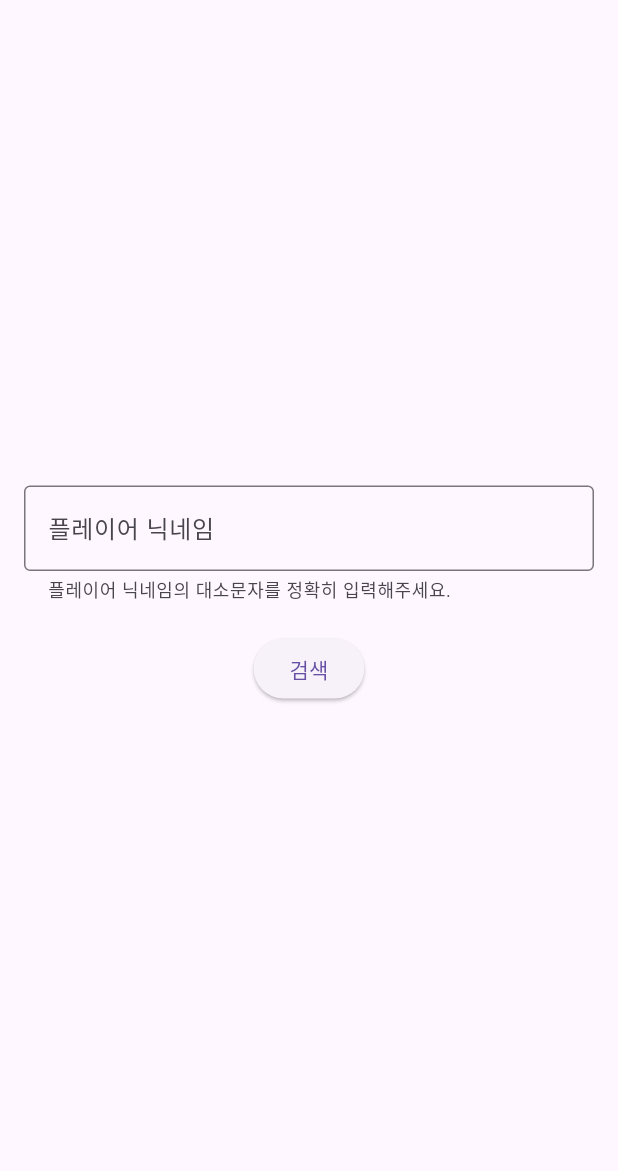
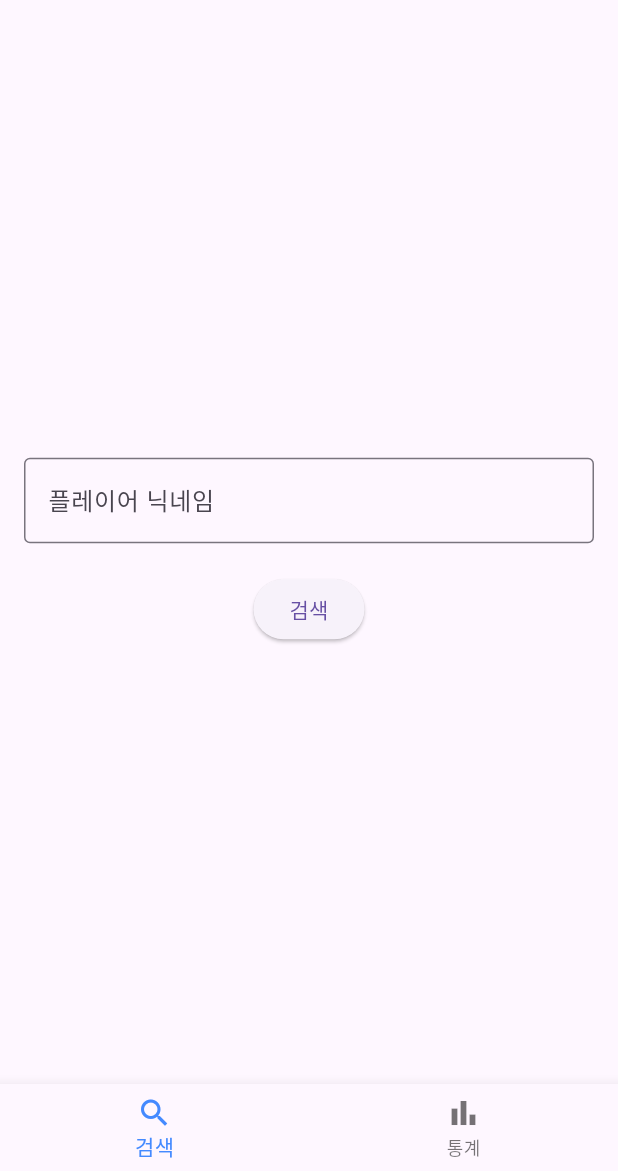
Before and after one commit to zeroheat0930/gg_coach, a Flutter app: the screen it shows after launch, on a phone screen of 412 x 824 dp, the part 65-1236 px from its top. Run offline on Flutter 3.47's test engine with Material 3 defaults, Android fonts, the phone set to English and light mode, and no system bars.

Commit message:
리팩토링을 통해 앱 하단 통계 추가

```diff
--- a/lib/main.dart
+++ b/lib/main.dart
@@ -1,151 +1,73 @@
 import 'package:flutter/material.dart';
-import 'package:gg_coach/result_screen.dart';
-import 'package:gg_coach/api_key.dart';
-import 'package:http/http.dart' as http; // http 라이브러리를 가져옵니다.
-import 'dart:convert'; // JSON 데이터를 다루기 위해 필요합니다.
+import 'package:gg_coach/search_screen.dart'; // 방금 분리한 파일
+import 'package:gg_coach/stats_screen.dart';  // 방금 만든 파일
 
 void main() {
   runApp(const MyApp());
 }
 
-// MyApp 클래스: 우리 앱 전체의 시작점 및 기본 설정을 담당합니다.
 class MyApp extends StatelessWidget {
   const MyApp({super.key});
 
   @override
   Widget build(BuildContext context) {
-    // MaterialApp은 우리 앱의 총괄 매니저 같은 역할입니다.
-    // 앱의 테마, 이름, 첫 화면 등을 여기서 정합니다.
     return MaterialApp(
-      title: 'GG Coach', // 앱의 이름
+      title: 'GG Coach',
       theme: ThemeData(
-        primarySwatch: Colors.blue, // 앱의 기본 색상 테마
+        primarySwatch: Colors.blue,
         visualDensity: VisualDensity.adaptivePlatformDensity,
       ),
-      home: const SearchScreen(), // 앱이 실행될 때 가장 먼저 보여줄 화면
+      home: const MainScreen(), // 앱의 첫 화면을 MainScreen으로 변경
     );
   }
 }
 
-// SearchScreen 클래스: '선수 검색' 화면을 담당할 위젯입니다.
-// 지금은 비어있지만, 앞으로 여기에 입력창과 버튼을 추가할 겁니다.
-class SearchScreen extends StatefulWidget {
-  const SearchScreen({super.key});
+// MainScreen: 하단 탭을 관리하는 새로운 메인 화면
+class MainScreen extends StatefulWidget {
+  const MainScreen({super.key});
 
   @override
-  State<SearchScreen> createState() => _SearchScreenState();
+  State<MainScreen> createState() => _MainScreenState();
 }
 
-class _SearchScreenState extends State<SearchScreen> {
-  // 1. TextEditingController를 만들어서 _controller라는 변수에 보관합니다.
-  final _controller = TextEditingController();
+class _MainScreenState extends State<MainScreen> {
+  int _selectedIndex = 0; // 현재 선택된 탭의 인덱스
 
-  // API 호출 상태를 관리할 변수들
-  bool _isLoading = false; // 로딩 중인지 여부
-  String _searchResult = ''; // 검색 결과 메시지
+  // 각 탭에 보여줄 화면 목록
+  static const List<Widget> _widgetOptions = <Widget>[
+    SearchScreen(),
+    StatsScreen(),
+  ];
 
-  // ## 여기가 핵심! 플레이어 검색을 위한 함수 ##
-  Future<void> _searchPlayer(String nickname) async {
-    // 1. 상태 업데이트: 로딩 시작!
+  // 탭을 눌렀을 때 호출될 함수
+  void _onItemTapped(int index) {
     setState(() {
-      _isLoading = true;
-      _searchResult = '';
+      _selectedIndex = index;
     });
-
-    const apiKey = pubgApiKey;
-    final url = Uri.parse('https://api.pubg.com/shards/steam/players?filter[playerNames]=$nickname');
-
-    try {
-      // 2. API 서버에 데이터 요청 보내기
-      final response = await http.get(
-        url,
-        headers: {
-          'Authorization': 'Bearer $apiKey',
-          'Accept': 'application/vnd.api+json',
-        },
-      );
-
-      // ### 이 부분을 추가해주세요! ###
-      print('Status Code: ${response.statusCode}');
-      print('Response Body: ${response.body}');
-      // #############################
-
-      // 3. 응답 결과 처리하기
-      if (response.statusCode == 200) {
-        // 성공!
-        final data = json.decode(response.body);
-        final player = data['data'][0];
-        final playerId = data['data'][0]['id'];
-
-        final List<dynamic> matchIds = player['relationships']['matches']['data'];
-
-        // Navigator를 사용해 새로운 화면으로 이동합니다.
-        Navigator.push(
-          context,
-          MaterialPageRoute(
-            builder: (context) => ResultScreen(
-              nickname: nickname,
-              playerId: playerId,
-              matchIds: matchIds,
-            ),
-          ),
-        );
-      } else {
-        // 실패 (플레이어가 없거나, 오타 등)
-        setState(() {
-          _searchResult = '플레이어를 찾을 수 없습니다. (에러 코드: ${response.statusCode})';
-        });
-      }
-    } catch (e) {
-      // 네트워크 에러 등 예외 발생 시
-      setState(() {
-        _searchResult = '검색 중 에러가 발생했습니다: $e';
-      });
-    } finally {
-      // 4. 상태 업데이트: 로딩 끝!
-      setState(() {
-        _isLoading = false;
-      });
-    }
   }
 
   @override
   Widget build(BuildContext context) {
-    // Scaffold는 화면의 구조를 잡아주는 '도화지' 같은 역할입니다.
-    // appBar(상단바), body(본문) 등을 쉽게 구성할 수 있습니다.
     return Scaffold(
-      appBar: AppBar(
-        title: const Text('GG Coach 선수 검색'), // 화면 상단에 보일 제목
+      // 현재 선택된 탭에 맞는 화면을 보여줌
+      body: Center(
+        child: _widgetOptions.elementAt(_selectedIndex),
       ),
-      body: Padding(
-        padding: const EdgeInsets.all(16.0), // 화면 전체에 16만큼의 여백을 줍니다.
-        child: Column( // 위젯들을 세로로 배치합니다.
-          mainAxisAlignment: MainAxisAlignment.center, // 자식 위젯들을 세로축 중앙에 정렬합니다.
-          children: [
-            // 닉네임 입력창
-            TextField(
-              controller: _controller, // 2. 컨트롤러를 TextField에 연결합니다.
-              decoration: const InputDecoration(
-                labelText: '플레이어 닉네임',
-                hintText: '닉네임을 입력하세요',
-                helperText: '플레이어 닉네임의 대소문자를 정확히 입력해주세요.',
-                border: OutlineInputBorder(),
-              ),
-            ),
-
-            const SizedBox(height: 20), // 입력창과 버튼 사이에 20만큼의 간격을 줍니다.
-
-            // 검색 버튼
-            ElevatedButton(
-              // 버튼을 누를 때, 로딩 중(_isLoading이 true)이면 버튼을 비활성화(null)하고,
-              // 로딩 중이 아니면 _searchPlayer 함수를 실행하라는 의미입니다.
-              onPressed: _isLoading ? null : () => _searchPlayer(_controller.text),
-              child: _isLoading
-                  ? const CircularProgressIndicator(color: Colors.white) // 로딩 중일 때 보여줄 위젯
-                  : const Text('검색'), // 평상시에 보여줄 위젯
-            ),
-          ],
-        ),
+      // 하단 네비게이션 바
+      bottomNavigationBar: BottomNavigationBar(
+        items: const <BottomNavigationBarItem>[
+          BottomNavigationBarItem(
+            icon: Icon(Icons.search),
+            label: '검색',
+          ),
+          BottomNavigationBarItem(
+            icon: Icon(Icons.bar_chart),
+            label: '통계',
+          ),
+        ],
+        currentIndex: _selectedIndex,
+        selectedItemColor: Colors.blueAccent,
+        onTap: _onItemTapped,
       ),
     );
   }
--- /dev/null
+++ b/lib/search_screen.dart
@@ -0,0 +1,76 @@
+import 'package:flutter/material.dart';
+import 'package:gg_coach/result_screen.dart';
+import 'package:gg_coach/api_key.dart';
+import 'package:http/http.dart' as http;
+import 'dart:convert';
+
+// SearchScreen 클래스: '선수 검색' 화면을 담당할 위젯입니다.
+class SearchScreen extends StatefulWidget {
+  const SearchScreen({super.key});
+
+  @override
+  State<SearchScreen> createState() => _SearchScreenState();
+}
+
+class _SearchScreenState extends State<SearchScreen> {
+  final _controller = TextEditingController();
+  bool _isLoading = false;
+  String _searchResult = '';
+
+  Future<void> _searchPlayer(String nickname) async {
+    // ... (이 함수 내용은 그대로 유지)
+    setState(() { _isLoading = true; _searchResult = ''; });
+    const apiKey = pubgApiKey;
+    final url = Uri.parse('https://api.pubg.com/shards/kakao/players?filter[playerNames]=$nickname');
+    try {
+      final response = await http.get(url, headers: {'Authorization': 'Bearer $apiKey', 'Accept': 'application/vnd.api+json'});
+      if (response.statusCode == 200) {
+        final data = json.decode(response.body);
+        final player = data['data'][0];
+        final playerId = player['id'];
+        final List<dynamic> matchIds = player['relationships']['matches']['data'];
+        Navigator.push(context, MaterialPageRoute(builder: (context) => ResultScreen(nickname: nickname, playerId: playerId, matchIds: matchIds)));
+      } else {
+        setState(() { _searchResult = '플레이어를 찾을 수 없습니다. (에러 코드: ${response.statusCode})'; });
+      }
+    } catch (e) {
+      setState(() { _searchResult = '검색 중 에러가 발생했습니다: $e'; });
+    } finally {
+      setState(() { _isLoading = false; });
+    }
+  }
+
+  @override
+  Widget build(BuildContext context) {
+    return Scaffold(
+      appBar: AppBar(
+        title: const Text('GG Coach 선수 검색'),
+      ),
+      body: Padding(
+        padding: const EdgeInsets.all(16.0),
+        child: Column(
+          mainAxisAlignment: MainAxisAlignment.center,
+          children: [
+            TextField(
+              controller: _controller,
+              decoration: const InputDecoration(
+                labelText: '플레이어 닉네임',
+                hintText: '대소문자를 정확히 입력하세요',
+                border: OutlineInputBorder(),
+              ),
+            ),
+            const SizedBox(height: 20),
+            ElevatedButton(
+              onPressed: _isLoading ? null : () => _searchPlayer(_controller.text),
+              child: _isLoading ? const CircularProgressIndicator(color: Colors.white) : const Text('검색'),
+            ),
+            if (_searchResult.isNotEmpty) ...[
+              const SizedBox(height: 20),
+              Text(_searchResult, style: const TextStyle(color: Colors.red)),
+            ]
+          ],
+        ),
+      ),
+    );
+  }
+}
```
Also changed, not shown: lib/stats_screen.dart (added, +20 -0 lines).
